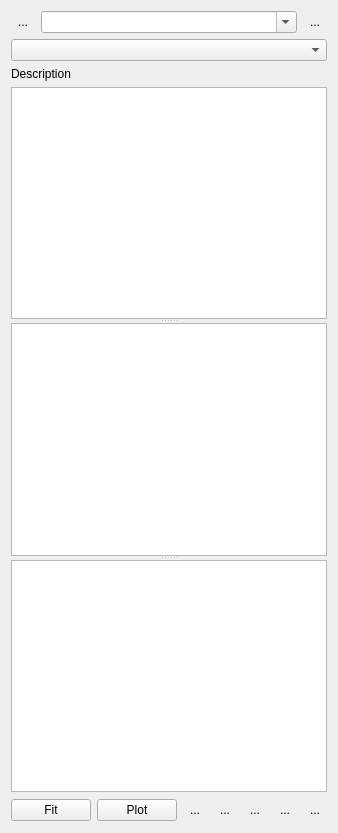
Before: the Qt Designer form ui/FitUi.ui in MonroeQuantumNetworks/IonControl, drawn with Qt 5.
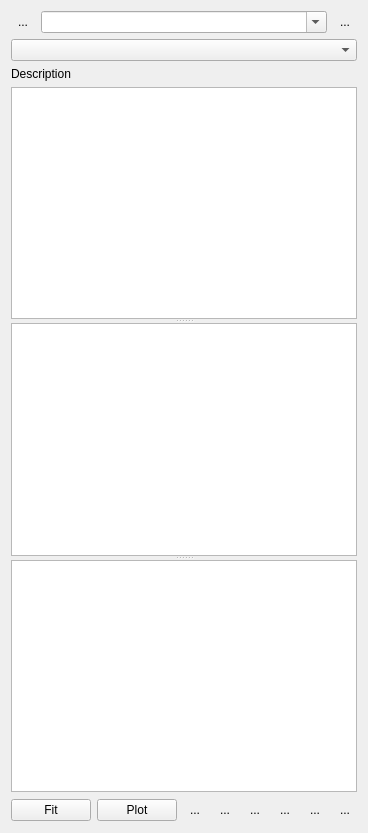
After: the same form once the commit is applied. Icons and pictures are not drawn. Custom widgets are drawn as their Qt base class.

Commit message: add Push to global variables button

```diff
--- a/ui/FitUi.ui
+++ b/ui/FitUi.ui
@@ -6,7 +6,7 @@
    <rect>
     <x>0</x>
     <y>0</y>
-    <width>317</width>
+    <width>330</width>
     <height>833</height>
    </rect>
   </property>
@@ -232,6 +232,23 @@
        </property>
       </widget>
      </item>
+     <item>
+      <widget class="QToolButton" name="pushToGlobalButton">
+       <property name="toolTip">
+        <string>Push results to global variables</string>
+       </property>
+       <property name="text">
+        <string>...</string>
+       </property>
+       <property name="icon">
+        <iconset resource="Experiment.qrc">
+         <normaloff>:/openicon/icons/emblem-web-2.png</normaloff>:/openicon/icons/emblem-web-2.png</iconset>
+       </property>
+       <property name="autoRaise">
+        <bool>true</bool>
+       </property>
+      </widget>
+     </item>
     </layout>
    </item>
   </layout>
```
The commit also changes 7 other files.
